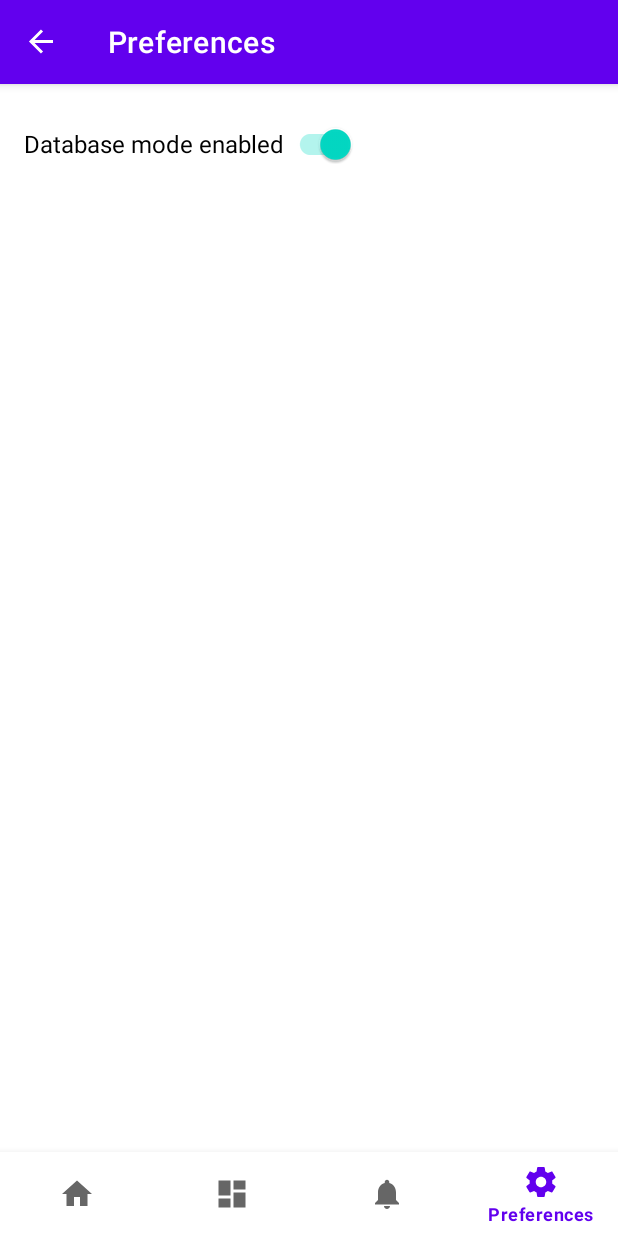
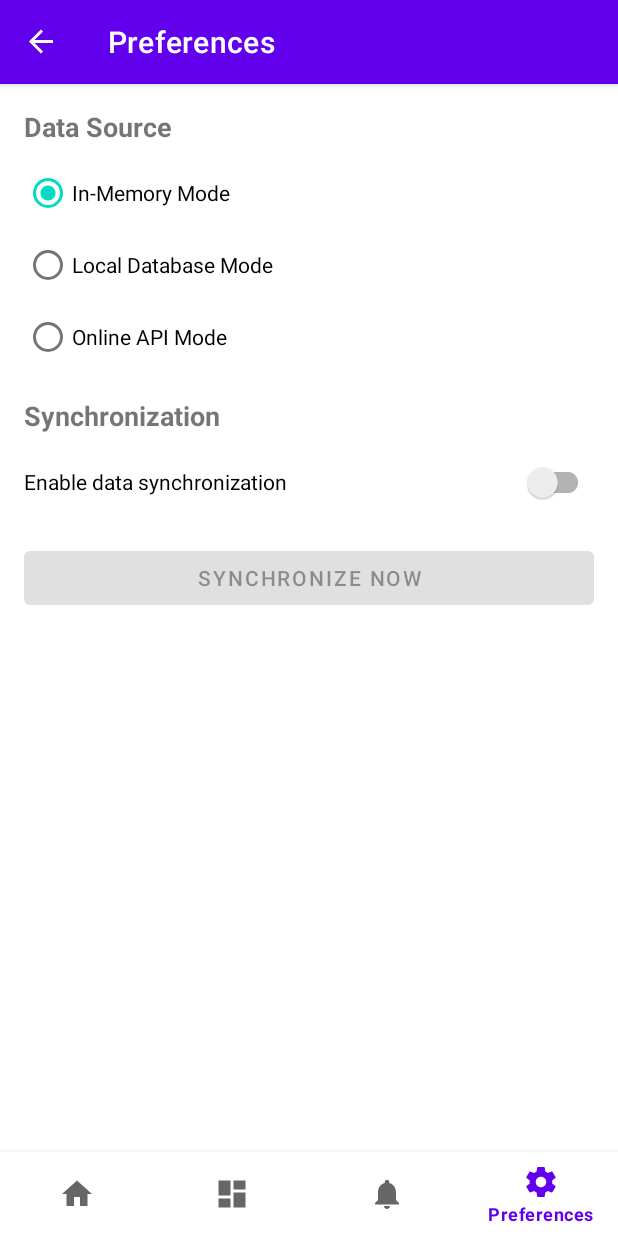
Before and after one commit to eamosse/handymen_advanced, an Android app: the screen it shows after launch (MainActivity), item 4 of the bottom bar chosen, on a phone screen of 412 x 824 dp. Run offline under Robolectric (Android 15) with nearby library versions, the phone set to English and light mode, and no system bars; our stand-ins replace Dagger/Hilt's generated code, Room's generated code, navigation-ui; pictures from the network do not load.

Commit message:
wip: tp7 sync data to database

```diff
--- a/app/src/main/java/com/vama/android/handymen/ui/preferences/PreferencesFragment.kt
+++ b/app/src/main/java/com/vama/android/handymen/ui/preferences/PreferencesFragment.kt
@@ -4,20 +4,38 @@ import android.os.Bundle
 import android.view.LayoutInflater
 import android.view.View
 import android.view.ViewGroup
+import android.widget.Button
+import android.widget.RadioButton
+import android.widget.RadioGroup
+import android.widget.TextView
 import android.widget.Toast
 import androidx.appcompat.widget.SwitchCompat
 import androidx.fragment.app.Fragment
+import androidx.lifecycle.lifecycleScope
+import com.vama.android.data.preferences.DataSource
 import com.vama.android.data.preferences.DataStoreManager
+import com.vama.android.data.repositories.UserRepository
 import com.vama.android.handymen.R
 import dagger.hilt.android.AndroidEntryPoint
+import kotlinx.coroutines.launch
 import javax.inject.Inject
 
 @AndroidEntryPoint
-// TODO Pas de texts en dur dans le code
 class PreferencesFragment : Fragment() {
 
     @Inject
+    lateinit var userRepository: UserRepository
+
+    @Inject
     lateinit var dataStoreManager: DataStoreManager
+
+    private lateinit var radioGroup: RadioGroup
+    private lateinit var radioMemory: RadioButton
+    private lateinit var radioDatabase: RadioButton
+    private lateinit var radioOnline: RadioButton
+    private lateinit var switchSync: SwitchCompat
+    private lateinit var btnSyncNow: Button
+    private lateinit var textRestartInfo: TextView
 
     override fun onCreateView(
         inflater: LayoutInflater,
@@ -30,29 +48,91 @@ class PreferencesFragment : Fragment() {
     override fun onViewCreated(view: View, savedInstanceState: Bundle?) {
         super.onViewCreated(view, savedInstanceState)
 
-        val switchMode = view.findViewById<SwitchCompat>(R.id.switch_mode)
-        switchMode.isChecked = dataStoreManager.isDatabaseMode()
-        updateSwitchText(switchMode)
+        // Initialize views
+        radioGroup = view.findViewById(R.id.radio_data_source)
+        radioMemory = view.findViewById(R.id.radio_memory)
+        radioDatabase = view.findViewById(R.id.radio_database)
+        radioOnline = view.findViewById(R.id.radio_online)
+        switchSync = view.findViewById(R.id.switch_sync)
+        btnSyncNow = view.findViewById(R.id.btn_sync_now)
+        textRestartInfo = view.findViewById(R.id.text_restart_info)
 
-        switchMode.setOnCheckedChangeListener { _, isChecked ->
-            dataStoreManager.setDatabaseMode(isChecked)
-            updateSwitchText(switchMode)
+        // Setup initial state
+        setupInitialState()
 
-            Toast.makeText(
-                requireContext(),
-                if (isChecked) "Database mode enabled" else "Memory mode enabled",
-                Toast.LENGTH_SHORT
-            ).show()
+        // Setup listeners
+        setupListeners()
+    }
 
-            Toast.makeText(
-                requireContext(),
-                "Please restart the application to apply changes",
-                Toast.LENGTH_LONG
-            ).show()
+    private fun setupInitialState() {
+        val currentSource = userRepository.getCurrentDataSource()
+        when (currentSource) {
+            DataSource.MEMORY -> radioMemory.isChecked = true
+            DataSource.DATABASE -> radioDatabase.isChecked = true
+            DataSource.ONLINE -> radioOnline.isChecked = true
+        }
+
+        switchSync.isChecked = userRepository.isSyncEnabled()
+        btnSyncNow.isEnabled = userRepository.isSyncEnabled()
+    }
+
+    private fun setupListeners() {
+        radioGroup.setOnCheckedChangeListener { _, checkedId ->
+            val previousSource = userRepository.getCurrentDataSource()
+            val newSource = when (checkedId) {
+                R.id.radio_memory -> DataSource.MEMORY
+                R.id.radio_database -> DataSource.DATABASE
+                R.id.radio_online -> DataSource.ONLINE
+                else -> DataSource.MEMORY
+            }
+
+            if (previousSource != newSource) {
+                userRepository.setDataSource(newSource)
+                textRestartInfo.visibility = View.VISIBLE
+                Toast.makeText(
+                    requireContext(),
+                    getString(R.string.restart_required),
+                    Toast.LENGTH_LONG
+                ).show()
+            }
+        }
+
+        switchSync.setOnCheckedChangeListener { _, isChecked ->
+            userRepository.setSyncEnabled(isChecked)
+            btnSyncNow.isEnabled = isChecked
+        }
+
+        btnSyncNow.setOnClickListener {
+            performSync()
         }
     }
 
-    private fun updateSwitchText(switchMode: SwitchCompat) {
-        switchMode.text = if (switchMode.isChecked) "Database mode enabled" else "Memory mode enabled"
+    private fun performSync() {
+        Toast.makeText(
+            requireContext(),
+            getString(R.string.sync_started),
+            Toast.LENGTH_SHORT
+        ).show()
+
+        lifecycleScope.launch {
+            try {
+                btnSyncNow.isEnabled = false
+                userRepository.syncData()
+                Toast.makeText(
+                    requireContext(),
+                    getString(R.string.sync_completed),
+                    Toast.LENGTH_SHORT
+                ).show()
+            } catch (e: Exception) {
+                Toast.makeText(
+                    requireContext(),
+                    getString(R.string.sync_failed),
+                    Toast.LENGTH_SHORT
+                ).show()
+                e.printStackTrace()
+            } finally {
+                btnSyncNow.isEnabled = true
+            }
+        }
     }
 }
--- a/app/src/main/res/layout/fragment_preferences.xml
+++ b/app/src/main/res/layout/fragment_preferences.xml
@@ -1,23 +1,84 @@
 <?xml version="1.0" encoding="utf-8"?>
-<LinearLayout xmlns:android="http://schemas.android.com/apk/res/android"
-    android:orientation="vertical"
-    android:padding="16dp"
+<ScrollView xmlns:android="http://schemas.android.com/apk/res/android"
     android:layout_width="match_parent"
     android:layout_height="match_parent">
 
-    <!-- Switch pour choisir le mode -->
-    <androidx.appcompat.widget.SwitchCompat
-        android:id="@+id/switch_mode"
-        android:layout_width="wrap_content"
-        android:layout_height="wrap_content"
-        android:text="Mode Database activé"
-        android:textSize="16sp" />
+    <LinearLayout
+        android:orientation="vertical"
+        android:padding="16dp"
+        android:layout_width="match_parent"
+        android:layout_height="wrap_content">
 
-    <!-- Conteneur pour d'autres préférences ou contenus -->
-    <FrameLayout
-        android:id="@+id/preferences_container"
-        android:layout_width="match_parent"
-        android:layout_height="match_parent"
-        android:layout_marginTop="16dp" />
+        <!-- Section Titre -->
+        <TextView
+            android:layout_width="match_parent"
+            android:layout_height="wrap_content"
+            android:text="@string/data_source_title"
+            android:textStyle="bold"
+            android:textSize="18sp"
+            android:layout_marginBottom="8dp" />
 
-</LinearLayout>
+        <!-- Groupe de RadioButtons pour les sources de données -->
+        <RadioGroup
+            android:id="@+id/radio_data_source"
+            android:layout_width="match_parent"
+            android:layout_height="wrap_content"
+            android:orientation="vertical"
+            android:layout_marginBottom="16dp">
+
+            <RadioButton
+                android:id="@+id/radio_memory"
+                android:layout_width="match_parent"
+                android:layout_height="wrap_content"
+                android:text="@string/memory_mode" />
+
+            <RadioButton
+                android:id="@+id/radio_database"
+                android:layout_width="match_parent"
+                android:layout_height="wrap_content"
+                android:text="@string/database_mode" />
+
+            <RadioButton
+                android:id="@+id/radio_online"
+                android:layout_width="match_parent"
+                android:layout_height="wrap_content"
+                android:text="@string/online_mode" />
+        </RadioGroup>
+
+        <!-- Switch pour la synchronisation -->
+        <TextView
+            android:layout_width="match_parent"
+            android:layout_height="wrap_content"
+            android:text="@string/sync_title"
+            android:textStyle="bold"
+            android:textSize="18sp"
+            android:layout_marginBottom="8dp" />
+
+        <androidx.appcompat.widget.SwitchCompat
+            android:id="@+id/switch_sync"
+            android:layout_width="match_parent"
+            android:layout_height="wrap_content"
+            android:text="@string/enable_sync"
+            android:layout_marginBottom="16dp" />
+
+        <!-- Bouton pour forcer la synchronisation -->
+        <Button
+            android:id="@+id/btn_sync_now"
+            android:layout_width="match_parent"
+            android:layout_height="wrap_content"
+            android:text="@string/sync_now"
+            android:enabled="false" />
+
+        <!-- Section d'info -->
+        <TextView
+            android:id="@+id/text_restart_info"
+            android:layout_width="match_parent"
+            android:layout_height="wrap_content"
+            android:text="@string/restart_required"
+            android:layout_marginTop="16dp"
+            android:textStyle="italic"
+            android:textColor="#FF0000"
+            android:visibility="gone" />
+
+    </LinearLayout>
+</ScrollView>
--- a/app/src/main/res/values/strings.xml
+++ b/app/src/main/res/values/strings.xml
@@ -36,5 +36,20 @@
     <string name="delete_user">Delete user</string>
     <string name="title_preferences">Preferences</string>
 
+    <!-- Data source preferences -->
+    <string name="data_source_title">Data Source</string>
+    <string name="memory_mode">In-Memory Mode</string>
+    <string name="database_mode">Local Database Mode</string>
+    <string name="online_mode">Online API Mode</string>
+
+    <!-- Sync preferences -->
+    <string name="sync_title">Synchronization</string>
+    <string name="enable_sync">Enable data synchronization</string>
+    <string name="sync_now">Synchronize Now</string>
+    <string name="sync_started">Synchronization started</string>
+    <string name="sync_completed">Synchronization completed</string>
+    <string name="sync_failed">Synchronization failed</string>
+    <string name="restart_required">Please restart the application to apply changes</string>
+
 
 </resources>
--- a/data/src/main/java/com/vama/android/data/api/online/ApiService.kt
+++ b/data/src/main/java/com/vama/android/data/api/online/ApiService.kt
@@ -1,10 +1,6 @@
 package com.vama.android.data.api.online
 
-import retrofit2.http.Body
-import retrofit2.http.GET
-import retrofit2.http.POST
-import retrofit2.http.Path
-import retrofit2.http.Query
+import retrofit2.http.*
 
 interface ApiService {
 
@@ -12,11 +8,19 @@ interface ApiService {
     suspend fun getAll(): List<UserResponse>
 
     @GET("handymen/{id}")
-    suspend fun get(@retrofit2.http.Path("id") id: String): UserResponse
+    suspend fun get(@Path("id") id: String): UserResponse
 
-    @GET("handymen/search")
-    suspend fun search(@retrofit2.http.Query("filter") search: String): List<UserResponse>
+    // Note: La recherche n'est pas implémentée dans le serveur, donc cette méthode ne fonctionnera pas
+    // Nous devrons faire une recherche côté client
+    @GET("handymen")
+    suspend fun search(): List<UserResponse> // On récupère tous et on filtre côté client
 
     @POST("handymen")
-    suspend fun create(@retrofit2.http.Body neighbor: UserRequest): UserResponse
+    suspend fun create(@Body handyman: UserRequest): UserResponse
+
+    @PUT("handymen/{id}")
+    suspend fun update(@Path("id") id: String, @Body handyman: UserRequest): UserResponse
+
+    @DELETE("handymen/{id}")
+    suspend fun delete(@Path("id") id: String)
 }
--- a/data/src/main/java/com/vama/android/data/di/DataModule.kt
+++ b/data/src/main/java/com/vama/android/data/di/DataModule.kt
@@ -2,9 +2,12 @@ package com.vama.android.data.di
 
 import android.content.Context
 import com.vama.android.data.api.InMemoryUserService
+import com.vama.android.data.api.OnlineUserService
 import com.vama.android.data.api.RoomUserService
 import com.vama.android.data.api.UserService
+import com.vama.android.data.api.online.ApiService
 import com.vama.android.data.database.AppDatabase
+import com.vama.android.data.preferences.DataSource
 import com.vama.android.data.preferences.DataStoreManager
 import dagger.Module
 import dagger.Provides
@@ -16,7 +19,15 @@ import javax.inject.Qualifier
 
 @Qualifier
 @Retention(AnnotationRetention.BINARY)
-annotation class UseDatabaseMode
+annotation class MemoryUserService
+
+@Qualifier
+@Retention(AnnotationRetention.BINARY)
+annotation class DatabaseUserService
+
+@Qualifier
+@Retention(AnnotationRetention.BINARY)
+annotation class RemoteUserService
 
 @Module
 @InstallIn(SingletonComponent::class)
@@ -30,24 +41,37 @@ object DataModule {
 
     @Provides
     @Singleton
-    @UseDatabaseMode
-    fun provideUseDatabaseMode(dataStoreManager: DataStoreManager): Boolean {
-        return dataStoreManager.isDatabaseMode()
+    @MemoryUserService
+    fun provideInMemoryUserService(): UserService {
+        return InMemoryUserService()
     }
 
-    // TODO : Avec cette approche, on ne peut pas injecter RoomUserService ou InMemoryUserService sans redemarrer l'application
-    // TODO Injecter RoomUserService et InMemoryUserService
-    // TODO Déplacer la logique de choix de l'implémentation de UserService dans UserRepositoryImpl
+    @Provides
+    @Singleton
+    @DatabaseUserService
+    fun provideRoomUserService(database: AppDatabase): UserService {
+        return RoomUserService(database)
+    }
+
+    @Provides
+    @Singleton
+    @RemoteUserService
+    fun provideOnlineUserService(apiService: ApiService): UserService {
+        return com.vama.android.data.api.OnlineUserService(apiService)
+    }
+
     @Provides
     @Singleton
     fun provideUserService(
-        database: AppDatabase,
-        @UseDatabaseMode useDatabase: Boolean
+        dataStoreManager: DataStoreManager,
+        @MemoryUserService memoryService: UserService,
+        @DatabaseUserService databaseService: UserService,
+        @RemoteUserService onlineService: UserService
     ): UserService {
-        return if (useDatabase) {
-            RoomUserService(database)
-        } else {
-            InMemoryUserService()
+        return when (dataStoreManager.getDataSource()) {
+            DataSource.MEMORY -> memoryService
+            DataSource.DATABASE -> databaseService
+            DataSource.ONLINE -> onlineService
         }
     }
 }
--- a/data/src/main/java/com/vama/android/data/preferences/DataStoreManager.kt
+++ b/data/src/main/java/com/vama/android/data/preferences/DataStoreManager.kt
@@ -13,14 +13,42 @@ class DataStoreManager @Inject constructor(
     private val prefs: SharedPreferences = context.getSharedPreferences("app_preferences", Context.MODE_PRIVATE)
 
     companion object {
-        private const val PREF_MODE_KEY = "isDatabaseMode"
+        private const val PREF_DATA_SOURCE_KEY = "data_source"
+        private const val PREF_SYNC_ENABLED_KEY = "sync_enabled"
+    }
+
+    fun getDataSource(): DataSource {
+        val sourceOrdinal = prefs.getInt(PREF_DATA_SOURCE_KEY, DataSource.MEMORY.ordinal)
+        return DataSource.entries[sourceOrdinal]
+    }
+
+    fun setDataSource(source: DataSource) {
+        prefs.edit().putInt(PREF_DATA_SOURCE_KEY, source.ordinal).apply()
     }
 
     fun isDatabaseMode(): Boolean {
-        return prefs.getBoolean(PREF_MODE_KEY, true)
+        return getDataSource() == DataSource.DATABASE
     }
 
     fun setDatabaseMode(isEnabled: Boolean) {
-        prefs.edit().putBoolean(PREF_MODE_KEY, isEnabled).apply()
+        setDataSource(if (isEnabled) DataSource.DATABASE else DataSource.MEMORY)
+    }
+
+    fun isOnlineMode(): Boolean {
+        return getDataSource() == DataSource.ONLINE
+    }
+
+    fun setOnlineMode(isEnabled: Boolean) {
+        if (isEnabled) {
+            setDataSource(DataSource.ONLINE)
+        }
+    }
+
+    fun isSyncEnabled(): Boolean {
+        return prefs.getBoolean(PREF_SYNC_ENABLED_KEY, false)
+    }
+
+    fun setSyncEnabled(enabled: Boolean) {
+        prefs.edit().putBoolean(PREF_SYNC_ENABLED_KEY, enabled).apply()
     }
 }
--- /dev/null
+++ b/data/src/main/java/com/vama/android/data/utils/DataSource.kt
@@ -0,0 +1,7 @@
+package com.vama.android.data.preferences
+
+enum class DataSource {
+    MEMORY,
+    DATABASE,
+    ONLINE
+}
```
Also changed, not shown: data/src/main/java/com/vama/android/data/api/OnlineUserService.kt (+72 -7 lines), data/src/main/java/com/vama/android/data/api/online/UserRequest.kt (+9 -5 lines), data/src/main/java/com/vama/android/data/api/online/UserResponse.kt (+10 -9 lines), data/src/main/java/com/vama/android/data/di/ApiModule.kt (+19 -9 lines), data/src/main/java/com/vama/android/data/repositories/UserRepository.kt (+216 -12 lines).
